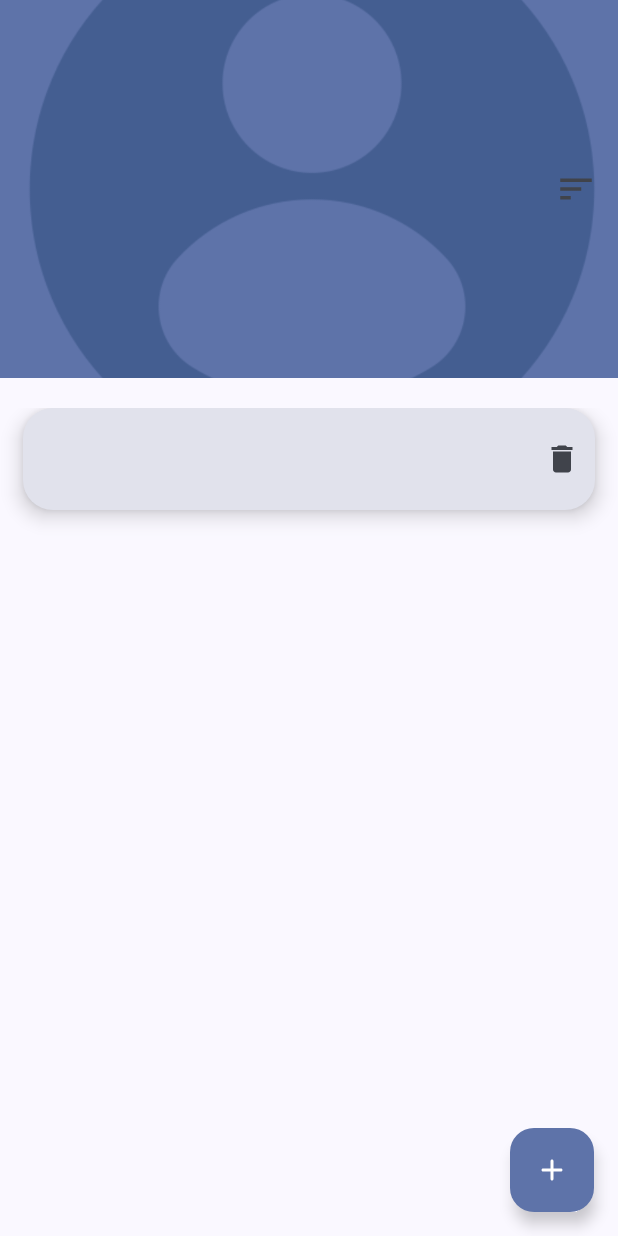
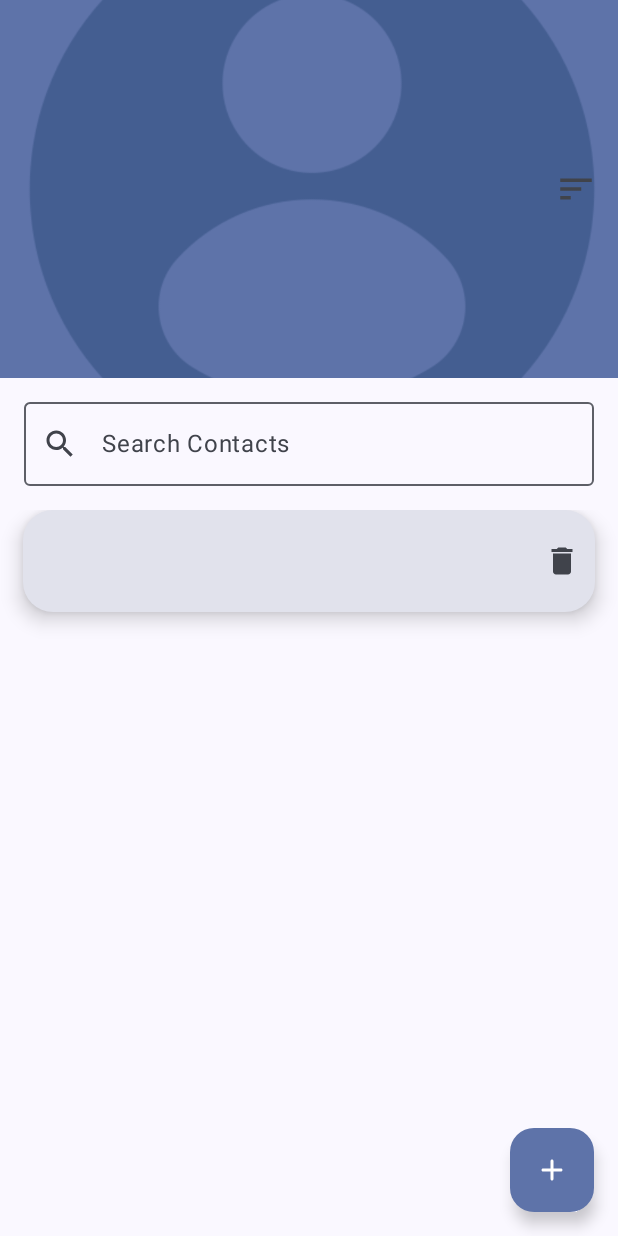
Before and after one commit to AD-RT/MyContactApp, an Android app built with Jetpack Compose: the AddContactUI screen opened through its navigation route, after a tap on "Save", on a phone screen of 412 x 824 dp. Run offline under Robolectric (Android 15) with nearby library versions, the phone set to English and light mode, and no system bars; our stand-ins replace Dagger/Hilt's generated code, Room's generated code.

Commit message:
Final Commit12

```diff
--- a/app/src/main/java/com/example/mycontact/ContactViewModel.kt
+++ b/app/src/main/java/com/example/mycontact/ContactViewModel.kt
@@ -19,23 +19,34 @@ class ContactViewModel @Inject constructor(private val repository: Repository):
 
     private var _state = MutableStateFlow<AppState>(AppState())
     private val _sortOrder = MutableStateFlow(SortOrder.ASCENDING)
+
     val AllContacts = repository.getAllContacts().stateIn(
         viewModelScope,
         started = SharingStarted.WhileSubscribed(),
         initialValue = emptyList<Contact>()
     )
+
     val state = combine(_state, AllContacts, _sortOrder) {
         state, contacts, sortOrder ->
         val sortedContacts = when (sortOrder) {
             SortOrder.ASCENDING -> contacts.sortedBy { it.name }
             SortOrder.DESCENDING -> contacts.sortedByDescending { it.name }
         }
-        state.copy(AllContacts = sortedContacts)
+
+        val filteredContact = sortedContacts.filter {
+            it.name.contains(state.searchQuery, ignoreCase = true) ||
+                    it.phoneNumber.contains(state.searchQuery, ignoreCase = true) ||
+                    it.email.contains(state.searchQuery, ignoreCase = true)
+        }
+
+        state.copy(AllContacts = filteredContact)
+
     }.stateIn(
         viewModelScope,
         started = SharingStarted.WhileSubscribed(5000), // delay of 5 seconds after the last emission of the flow will stop collecting the flow and release the resources allocated to it
         initialValue = AppState()
     )
+
     // Function to toggle the sorting order
     fun toggleSortOrder(newSortOrder : SortOrder) {
         _sortOrder.value = if (_sortOrder.value == newSortOrder) {
@@ -44,6 +55,12 @@ class ContactViewModel @Inject constructor(private val repository: Repository):
             newSortOrder
         }
     }
+
+    // Function to update the search query
+    fun updateSearchQuery(query: String) {
+        _state.value = _state.value.copy(searchQuery = query)
+    }
+
     fun insertContact(){
         val contact = Contact(
             id = state.value.id.value,
@@ -89,7 +106,8 @@ data class AppState(                                       // this class is used
     val id : MutableState<Int> = mutableStateOf(0),
     var name : MutableState<String> = mutableStateOf(""),
     var phoneNumber : MutableState<String> = mutableStateOf(""),
-    var email : MutableState<String> = mutableStateOf("")
+    var email : MutableState<String> = mutableStateOf(""),
+    var searchQuery : String = ""
 
 )
 
--- a/app/src/main/java/com/example/mycontact/presentation/navigation/AppNavigation.kt
+++ b/app/src/main/java/com/example/mycontact/presentation/navigation/AppNavigation.kt
@@ -17,7 +17,7 @@ import com.example.mycontact.presentation.screens.profile
 
 @Composable
 fun AppNavigation(modifier: Modifier= Modifier, viewModel: ContactViewModel = hiltViewModel()){
-    var navController = rememberNavController()
+    val navController = rememberNavController()
     val state = viewModel.state.collectAsState()
 
     NavHost(
@@ -25,7 +25,7 @@ fun AppNavigation(modifier: Modifier= Modifier, viewModel: ContactViewModel = hi
         startDestination = Routes.HomeScreen
     ) {
         composable<Routes.HomeScreen> {
-           HomeScreenUI(state = state.value, viewModel = viewModel, modifier = modifier, navController = navController)
+           HomeScreenUI( viewModel = viewModel, modifier = modifier, navController = navController)
         }
         composable<Routes.AddContactUI> {
             AddContactUI(state = state.value, OnEvent = { viewModel.insertContact() }, navController = navController)
--- a/app/src/main/java/com/example/mycontact/presentation/screens/AddContactUI.kt
+++ b/app/src/main/java/com/example/mycontact/presentation/screens/AddContactUI.kt
@@ -26,6 +26,7 @@ import androidx.compose.foundation.shape.CircleShape
 import androidx.compose.foundation.text.KeyboardOptions
 import androidx.compose.foundation.verticalScroll
 import androidx.compose.material.icons.Icons
+import androidx.compose.material.icons.automirrored.filled.ArrowBack
 import androidx.compose.material.icons.filled.ArrowBack
 import androidx.compose.material3.Button
 
@@ -61,7 +62,7 @@ fun AddContactUI(modifier: Modifier = Modifier,
                 ),
                 navigationIcon = {
                     IconButton(onClick = { navController.navigate(Routes.HomeScreen)}) {
-                        Icon(Icons.Default.ArrowBack, contentDescription = "null")
+                        Icon(Icons.AutoMirrored.Filled.ArrowBack, contentDescription = "null")
                     }
                 },
                 title = {
@@ -124,6 +125,7 @@ fun DetailsContactUI( placeholder: String, valueChange: (String) -> Unit, label:
             KeyboardOptions(keyboardType = KeyboardType.Email)
         }else{
             KeyboardOptions(keyboardType = KeyboardType.Text)
-        }
+        },
+        singleLine = true
     )
 }
--- a/app/src/main/java/com/example/mycontact/presentation/screens/HomeScreenUI.kt
+++ b/app/src/main/java/com/example/mycontact/presentation/screens/HomeScreenUI.kt
@@ -18,7 +18,9 @@ import androidx.compose.foundation.lazy.LazyColumn
 import androidx.compose.foundation.lazy.items
 import androidx.compose.foundation.shape.RoundedCornerShape
 import androidx.compose.material.icons.Icons
+import androidx.compose.material.icons.filled.Close
 import androidx.compose.material.icons.filled.Delete
+import androidx.compose.material.icons.filled.Search
 import androidx.compose.material.icons.rounded.Add
 import androidx.compose.material3.Card
 import androidx.compose.material3.CardDefaults
@@ -29,11 +31,13 @@ import androidx.compose.material3.FloatingActionButton
 import androidx.compose.material3.Icon
 import androidx.compose.material3.IconButton
 import androidx.compose.material3.MaterialTheme
+import androidx.compose.material3.OutlinedTextField
 import androidx.compose.material3.Scaffold
 import androidx.compose.material3.Text
 import androidx.compose.material3.TopAppBar
 import androidx.compose.material3.TopAppBarDefaults
 import androidx.compose.runtime.Composable
+import androidx.compose.runtime.collectAsState
 
 import androidx.compose.runtime.mutableStateOf
 import androidx.compose.runtime.remember
@@ -41,7 +45,6 @@ import androidx.compose.runtime.getValue
 import androidx.compose.runtime.setValue
 import androidx.compose.ui.Alignment
 import androidx.compose.ui.Modifier
-
 import androidx.compose.ui.res.painterResource
 import androidx.compose.ui.text.font.FontFamily
 import androidx.compose.ui.text.font.FontWeight
@@ -49,7 +52,6 @@ import androidx.compose.ui.unit.dp
 import androidx.compose.ui.unit.sp
 import androidx.hilt.navigation.compose.hiltViewModel
 import androidx.navigation.NavController
-import com.example.mycontact.AppState
 
 import com.example.mycontact.ContactViewModel
 import com.example.mycontact.R
@@ -60,16 +62,18 @@ import com.example.mycontact.presentation.navigation.Routes
 @OptIn(ExperimentalMaterial3Api::class)
 @Composable
 fun HomeScreenUI(
-    state: AppState,
+
     modifier: Modifier,
     viewModel: ContactViewModel= hiltViewModel(),
     navController: NavController
 ){
 
     var showMenu by remember { mutableStateOf(false) }
+    val viewState by viewModel.state.collectAsState()
+
+
     Scaffold(
             topBar = {
-                Column {
                     TopAppBar(
                         colors = TopAppBarDefaults.topAppBarColors(
                             containerColor = MaterialTheme.colorScheme.primaryContainer,
@@ -83,9 +87,10 @@ fun HomeScreenUI(
                                 painter = painterResource(id = R.drawable.u),
                                 contentDescription = null)
                         },
+                        title = {
 
-                        title = {
-                            Text("Contacts ",
+                            Text(
+                                "Contacts ",
                                 fontSize = 24.sp,
                                 fontFamily = FontFamily.Serif,
                                 fontWeight = FontWeight.Medium,
@@ -121,7 +126,6 @@ fun HomeScreenUI(
                         }
                     )
                     Spacer(modifier = Modifier.height(20.dp))
-                }
                 },
 
         floatingActionButton = {
@@ -130,11 +134,19 @@ fun HomeScreenUI(
             }
         }
     ) { innerPadding ->
-        Box{
+
+        Column(
+            modifier = Modifier
+                .padding(innerPadding)
+                .fillMaxSize()
+        ) {
+            // add search bar
+            HomeSearchBar(viewModel = viewModel)
+            Box {
                 LazyColumn(
-                modifier = modifier.fillMaxSize().padding(innerPadding)
+                    modifier = modifier.fillMaxSize()
                 ) {
-                items(state.AllContacts) {
+                    items(viewState.AllContacts) {
                         ContactItemUI(
                             contact = it,
                             viewModel = viewModel,
@@ -142,12 +154,37 @@ fun HomeScreenUI(
                         )
                         Spacer(modifier = Modifier.height(15.dp))
                     }
-
+                }
             }
         }
     }
 }
 
+
+@Composable
+fun HomeSearchBar(viewModel: ContactViewModel) {
+    val viewState by viewModel.state.collectAsState()
+
+    OutlinedTextField(
+        modifier = Modifier
+            .fillMaxWidth()
+            .padding(16.dp),
+
+        value = viewState.searchQuery,
+        onValueChange = { viewModel.updateSearchQuery(it) },
+        placeholder = { Text("Search Contacts") },
+        leadingIcon = { Icon(Icons.Default.Search, contentDescription = "Search") },
+        trailingIcon = {
+            if(viewState.searchQuery.isNotEmpty())
+                IconButton(onClick = { viewModel.updateSearchQuery("") }) {
+                    Icon(Icons.Default.Close, contentDescription = "Clear Search")
+                }
+        },
+        singleLine = true
+    )
+
+
+}
 @OptIn(ExperimentalFoundationApi::class)
 @Composable
 fun ContactItemUI(contact: Contact, viewModel: ContactViewModel, navController: NavController) {
```
Lines whose indentation alone changed are shown as unchanged.
